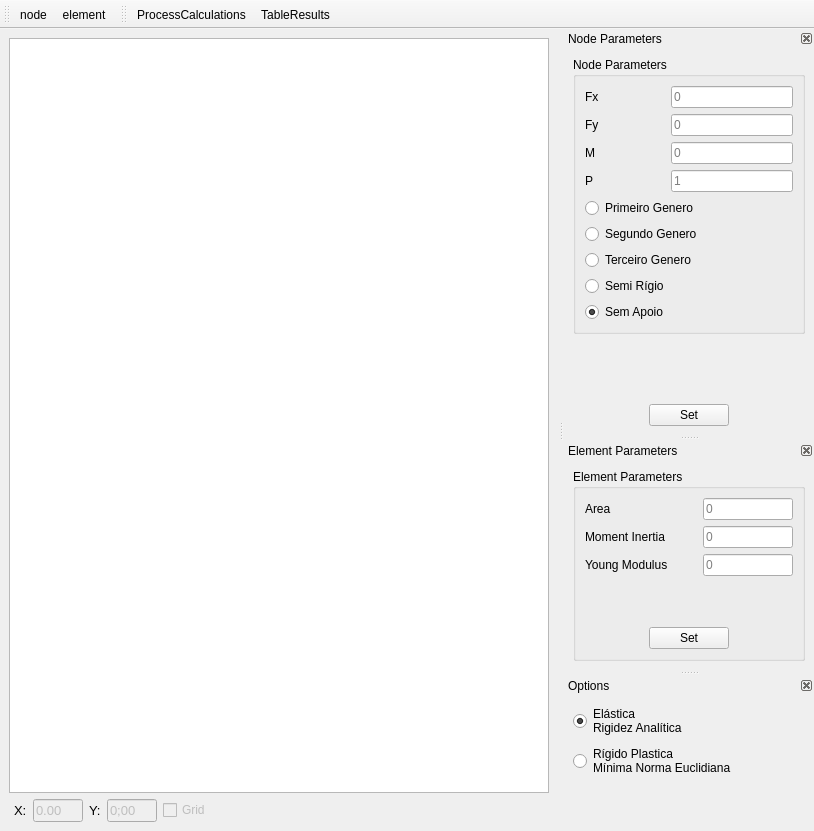
arthurbg951/UVATool, file src/ui/FormUVATool.ui: the form before one commit.
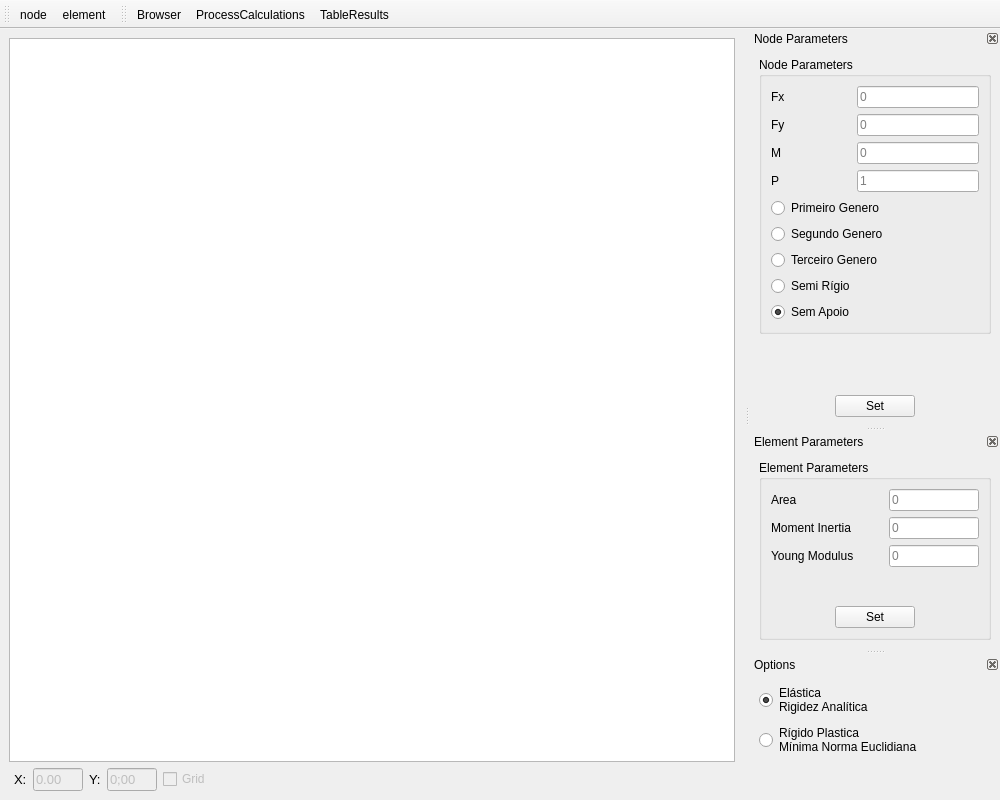
The form after the commit. Icons and pictures are not drawn.

```diff
--- a/src/ui/FormUVATool.ui
+++ b/src/ui/FormUVATool.ui
@@ -6,8 +6,8 @@
    <rect>
     <x>0</x>
     <y>0</y>
-    <width>814</width>
-    <height>831</height>
+    <width>1000</width>
+    <height>800</height>
    </rect>
   </property>
   <property name="windowTitle">
@@ -189,6 +189,7 @@
    <attribute name="toolBarBreak">
     <bool>false</bool>
    </attribute>
+   <addaction name="actionBrowser"/>
    <addaction name="ProcessCalculations"/>
    <addaction name="actionTableResults"/>
   </widget>
@@ -703,6 +704,21 @@
     <string>&lt;html&gt;&lt;head/&gt;&lt;body&gt;&lt;p&gt;Show Table Results&lt;/p&gt;&lt;/body&gt;&lt;/html&gt;</string>
    </property>
   </action>
+  <action name="actionBrowser">
+   <property name="checkable">
+    <bool>true</bool>
+   </property>
+   <property name="icon">
+    <iconset>
+     <normaloff>../icons/browser.png</normaloff>../icons/browser.png</iconset>
+   </property>
+   <property name="text">
+    <string>Browser</string>
+   </property>
+   <property name="toolTip">
+    <string>Browser Navigator</string>
+   </property>
+  </action>
   <zorder>ChangeValues</zorder>
  </widget>
  <resources/>
```
